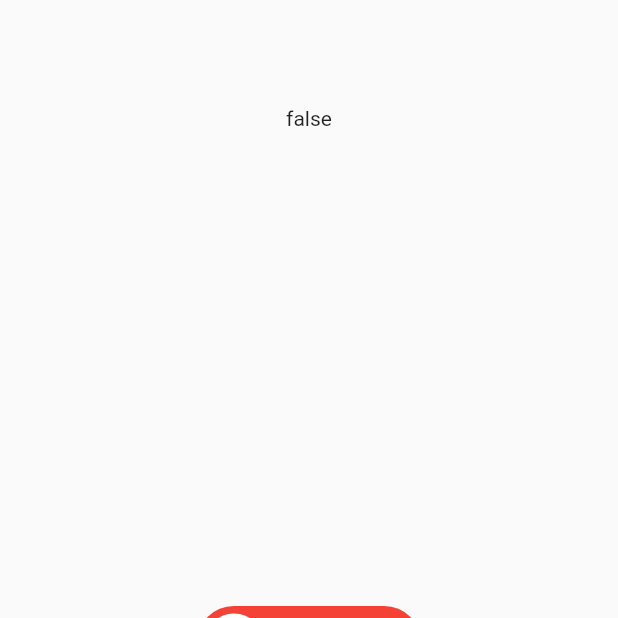
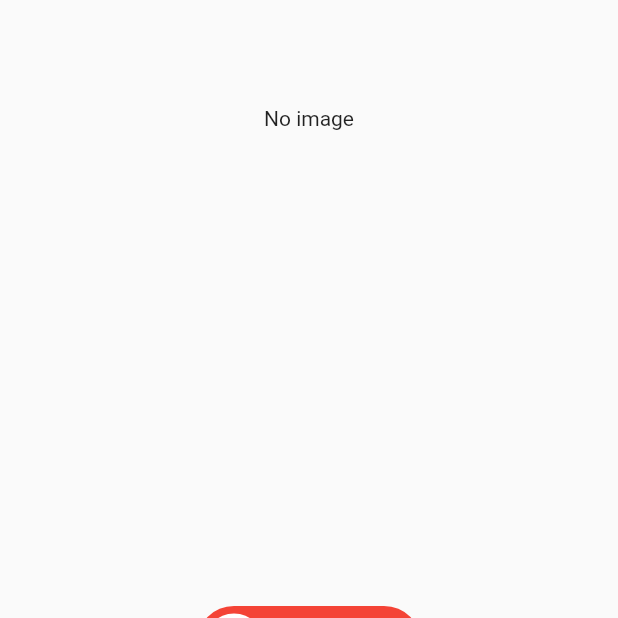
Before and after one commit to andimin182/ros-mobile-app, a Flutter app: the CameraPage screen opened by its route, on a phone screen of 412 x 824 dp, the part 414-1032 px from its top. Run offline on Flutter 3.47's test engine with Material 2 defaults, Android fonts, the phone set to English and light mode, and no system bars; drawn by our look-alikes of lite_rolling_switch; our stand-ins replace bloc, dartz, flutter_bloc, freezed_annotation, get_it, injectable; missing offline and left inert: roslibdart.

Commit message:
Add camera feature

```diff
--- a/lib/cameraVisualization/application/bloc/camera_node_event.dart
+++ b/lib/cameraVisualization/application/bloc/camera_node_event.dart
@@ -5,5 +5,5 @@ class CameraNodeEvent with _$CameraNodeEvent {
   const factory CameraNodeEvent.connectToRos() = ConnectToRos;
   const factory CameraNodeEvent.disconnectFromRos() = DisconnectFromRos;
   const factory CameraNodeEvent.retrieveImageFromRos(
-      {required Image newImage}) = RetrieveImageFromRos;
+      {required Image receivedImage}) = RetrieveImageFromRos;
 }
--- a/lib/cameraVisualization/domain/repositories/camera_subscriber_repo.dart
+++ b/lib/cameraVisualization/domain/repositories/camera_subscriber_repo.dart
@@ -9,7 +9,7 @@ typedef Callback = Future<void> Function(Map<String, dynamic> args);
 
 @injectable
 class CameraNodeSub {
-  final Ros ros = Ros(url: Constants.unixUrl);
+  final Ros ros = Ros(url: Constants.dockerUrl);
 
   late final Topic subscriber = Topic(
       ros: ros,
--- a/lib/core/constants.dart
+++ b/lib/core/constants.dart
@@ -1,4 +1,5 @@
 class Constants {
   static const String raspiUrl = "ws://192.168.1.42:9090";
   static const String unixUrl = "ws://192.168.1.77:9090";
+  static const String dockerUrl = "ws://192.168.1.2:9090";
 }
--- /dev/null
+++ b/lib/core/validator.dart
@@ -0,0 +1,8 @@
+import 'dart:typed_data';
+import 'dart:ui' as ui;
+
+Future<ui.Image> isImageDataValid(Uint8List imageData) async {
+  ui.Codec codec = await ui.instantiateImageCodec(imageData);
+  ui.FrameInfo frameInfo = await codec.getNextFrame();
+  return frameInfo.image;
+}
--- a/lib/presentation/screens/camera_page.dart
+++ b/lib/presentation/screens/camera_page.dart
@@ -1,10 +1,8 @@
 import 'dart:developer';
-
 import 'package:flutter/material.dart';
 import 'package:flutter_bloc/flutter_bloc.dart';
 import 'package:lite_rolling_switch/lite_rolling_switch.dart';
 import 'package:ros_app/cameraVisualization/application/bloc/camera_node_bloc.dart';
-import 'package:ros_app/presentation/widgets/image_painter.dart';
 
 class CameraPage extends StatefulWidget {
   const CameraPage({Key? key}) : super(key: key);
@@ -35,12 +33,8 @@ class _CameraPageState extends State<CameraPage> {
                 Container(
                   height: 550,
                   child: state.isConnected
-                      ? CustomPaint(
-                          size: Size(state.imageState!.width.toDouble(),
-                              state.imageState!.height.toDouble()),
-                          painter: ImagePainter(image: state.imageState!),
-                        )
-                      : Center(child: Text('${state.isConnected}')),
+                      ? state.imageState
+                      : Center(child: Text('No image')),
                 ),
                 SizedBox(
                   height: 50,
--- a/pubspec.yaml
+++ b/pubspec.yaml
@@ -44,6 +44,8 @@ dependencies:
   get_it: ^7.2.0
   either_dart: ^0.3.0
   dartz: ^0.10.1
+  image: ^4.0.15
+  flutter_image_compress: ^1.1.3
 
 
 dev_dependencies:
```
Also changed, not shown: lib/cameraVisualization/application/bloc/camera_node_bloc.dart (+18 -14 lines), lib/core/topics.dart (+10 -0 lines), lib/cameraVisualization/application/bloc/camera_node_bloc.freezed.dart, pubspec.lock.
